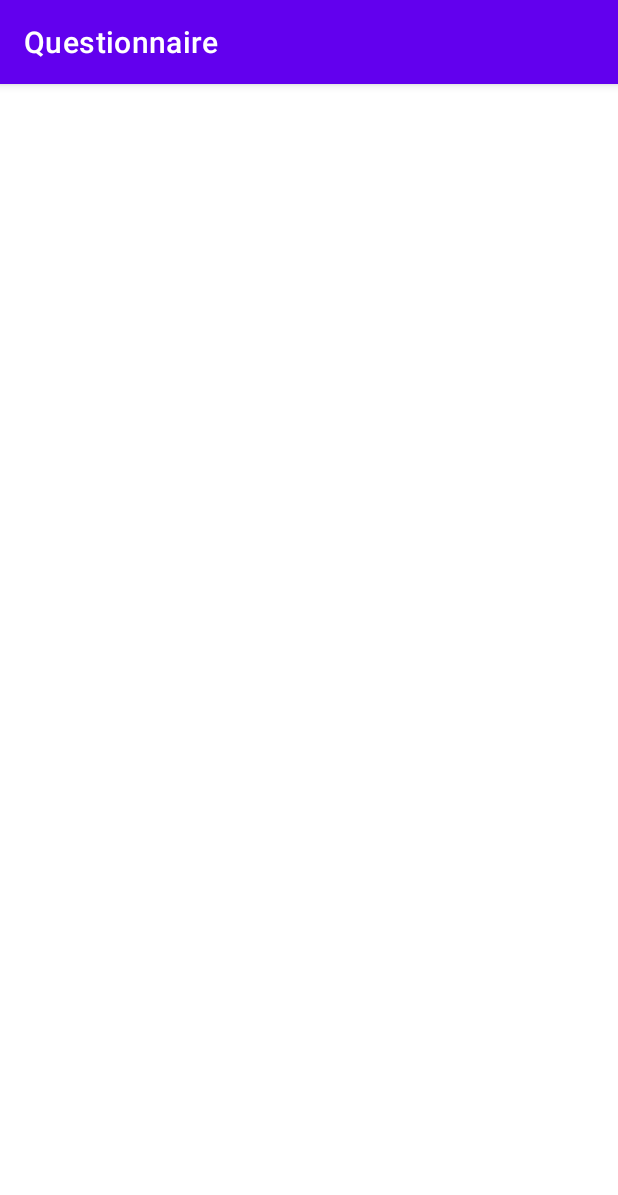
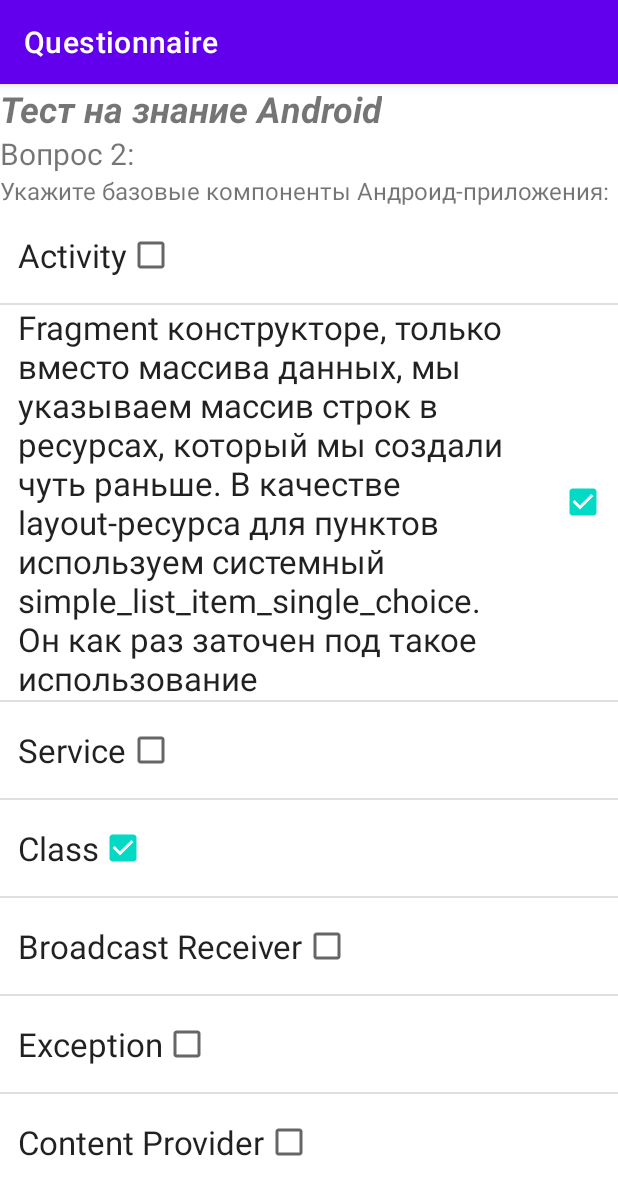
Before and after one commit to Aliensus/Questionnaire, an Android app: the screen it shows after launch (MainActivity), on a phone screen of 412 x 824 dp. Shown: the top 1195 px of the screen. Run offline under Robolectric (Android 15) with nearby library versions, the phone set to English and light mode, and no system bars.

Commit message:
Добавлена ф-ция для отображения вопроса со списком ответов

```diff
--- a/app/src/main/java/com/diploma/questionnaire/data/Data.kt
+++ b/app/src/main/java/com/diploma/questionnaire/data/Data.kt
@@ -29,10 +29,11 @@ object Data {
                     id = 2,
                     answerContent = "Главном",
                     correctnessRate = MAXIMALLY_CORRECT_ANSWER_RATE,
+                    isSelected = true
                 ),
                 Answer(
                     id = 3,
-                    answerContent = "Среднем",
+                    answerContent = "Среднем, очень сильно среднем потоке, среднее не бывает",
                     correctnessRate = WRONG_ANSWER_RATE,
                 ),
             ),
@@ -51,8 +52,9 @@ object Data {
                 ),
                 Answer(
                     id = 2,
-                    answerContent = "Fragment",
+                    answerContent = "Fragment конструкторе, только вместо массива данных, мы указываем массив строк в ресурсах, который мы создали чуть раньше. В качестве layout-ресурса для пунктов используем системный simple_list_item_single_choice. Он как раз заточен под такое использование",
                     correctnessRate = -MAXIMALLY_CORRECT_ANSWER_RATE / 4,
+                    isSelected = true
                 ),
                 Answer(
                     id = 3,
@@ -63,6 +65,7 @@ object Data {
                     id = 4,
                     answerContent = "Class",
                     correctnessRate = -MAXIMALLY_CORRECT_ANSWER_RATE / 4,
+                    isSelected = true
                 ),
                 Answer(
                     id = 5,
--- a/app/src/main/java/com/diploma/questionnaire/presentation/MainActivity.kt
+++ b/app/src/main/java/com/diploma/questionnaire/presentation/MainActivity.kt
@@ -2,25 +2,55 @@ package com.diploma.questionnaire.presentation
 
 import androidx.appcompat.app.AppCompatActivity
 import android.os.Bundle
+import android.widget.ArrayAdapter
+import android.widget.ListView
 import android.widget.TextView
 import com.diploma.questionnaire.R
 import com.diploma.questionnaire.data.Data.questions
+import com.diploma.questionnaire.data.TEST_HEADER
 
 class MainActivity : AppCompatActivity() {
     private lateinit var testHeaderTv : TextView
     private lateinit var questionHeaderTv : TextView
+    private lateinit var questionContentTv : TextView
+    private lateinit var answerListView: ListView
+
     override fun onCreate(savedInstanceState: Bundle?) {
         super.onCreate(savedInstanceState)
         setContentView(R.layout.activity_main)
 
         testHeaderTv = findViewById(R.id.testHeaderTv)
-        //testHeaderTv.text = "Заголовок вопроса"
+        testHeaderTv.text = TEST_HEADER
         questionHeaderTv = findViewById(R.id.questionHeaderTv)
-        //questionHeaderTv.text = "Текст вопроса"
+        questionContentTv = findViewById(R.id.questionContentTv)
+        answerListView = findViewById(R.id.answerListView)
 
-        val questions = questions.map {it ->
-            it.questionContent + R.string.app_name
-            questionHeaderTv.text = it.questionContent
+        showCurrentQuestion(1)
+
+    }
+
+    private fun showCurrentQuestion(questionId: Int) {
+        val currentQuestion = questions[questionId]
+        questionHeaderTv.text = getString(R.string.question_prefix, currentQuestion.id)
+        questionContentTv.text = currentQuestion.questionContent
+        val answers = currentQuestion.answers.map { it.answerContent }
+        if (currentQuestion.isSingleAnswer) {
+            answerListView.choiceMode = ListView.CHOICE_MODE_SINGLE
+            answerListView.adapter = ArrayAdapter(
+                this,
+                android.R.layout.select_dialog_singlechoice,
+                answers
+            )
+        } else {
+            answerListView.choiceMode = ListView.CHOICE_MODE_MULTIPLE
+            answerListView.adapter = ArrayAdapter(
+                this,
+                android.R.layout.select_dialog_multichoice,
+                answers
+            )
+        }
+        currentQuestion.answers.forEachIndexed { index, answer ->
+            answerListView.setItemChecked(index, answer.isSelected)
         }
 
     }
--- a/app/src/main/res/layout/activity_main.xml
+++ b/app/src/main/res/layout/activity_main.xml
@@ -3,11 +3,9 @@
     xmlns:app="http://schemas.android.com/apk/res-auto"
     xmlns:tools="http://schemas.android.com/tools"
     android:id="@+id/questionnaireWindow"
-    android:layout_width="wrap_content"
-    android:layout_height="wrap_content"
+    android:layout_width="match_parent"
+    android:layout_height="match_parent"
     android:orientation="vertical"
-    android:visibility="visible"
-    tools:context=".presentation.MainActivity"
     tools:visibility="visible">
 
     <TextView
@@ -21,26 +19,31 @@
         tools:visibility="visible" />
 
 
-    <androidx.constraintlayout.widget.ConstraintLayout
+    <LinearLayout
         android:id="@+id/questionsContainer"
         android:layout_width="match_parent"
         android:layout_height="match_parent"
-        android:visibility="visible"
+        android:orientation="vertical"
         tools:visibility="visible">
 
         <TextView
             android:id="@+id/questionHeaderTv"
             android:layout_width="wrap_content"
             android:layout_height="wrap_content"
+            android:textSize="20sp"
+            tools:text="Вопрос 1:"
+            tools:visibility="visible" />
+
+        <TextView
+            android:id="@+id/questionContentTv"
+            android:layout_width="wrap_content"
+            android:layout_height="wrap_content"
             android:textSize="16sp"
-            android:visibility="visible"
-            app:layout_constraintStart_toStartOf="parent"
-            app:layout_constraintTop_toTopOf="parent"
-            tools:text="Вопрос"
+            tools:text="В каком потоке работает сервис? И зачем он там работает? И сколько всё это будет продолжаться?"
             tools:visibility="visible" />
 
         <ListView
-            android:id="@+id/answerList"
+            android:id="@+id/answerListView"
             android:layout_width="wrap_content"
             android:layout_height="wrap_content"
             android:visibility="visible"
@@ -48,7 +51,7 @@
             app:layout_constraintTop_toBottomOf="@+id/questionHeaderTv"
             tools:visibility="visible" />
 
-    </androidx.constraintlayout.widget.ConstraintLayout>
+    </LinearLayout>
 
     <androidx.constraintlayout.widget.ConstraintLayout
         android:id="@+id/resultContainer"
--- a/app/src/main/res/layout/answer_list_item.xml
+++ b/app/src/main/res/layout/answer_list_item.xml
@@ -9,5 +9,5 @@
         android:layout_width="match_parent"
         android:layout_height="wrap_content"
         android:checked="true"
-        tools:text="Много" />
+        tools:text="конструкторе, только вместо массива данных, мы указываем массив строк в ресурсах, который мы создали чуть раньше. В качестве layout-ресурса для пунктов используем системный simple_list_item_single_choice. Он как раз заточен под такое использование" />
 </FrameLayout>
--- a/app/src/main/res/values/strings.xml
+++ b/app/src/main/res/values/strings.xml
@@ -1,3 +1,4 @@
 <resources>
     <string name="app_name">Questionnaire</string>
+    <string name="question_prefix">Вопрос %d:</string>
 </resources>
```
